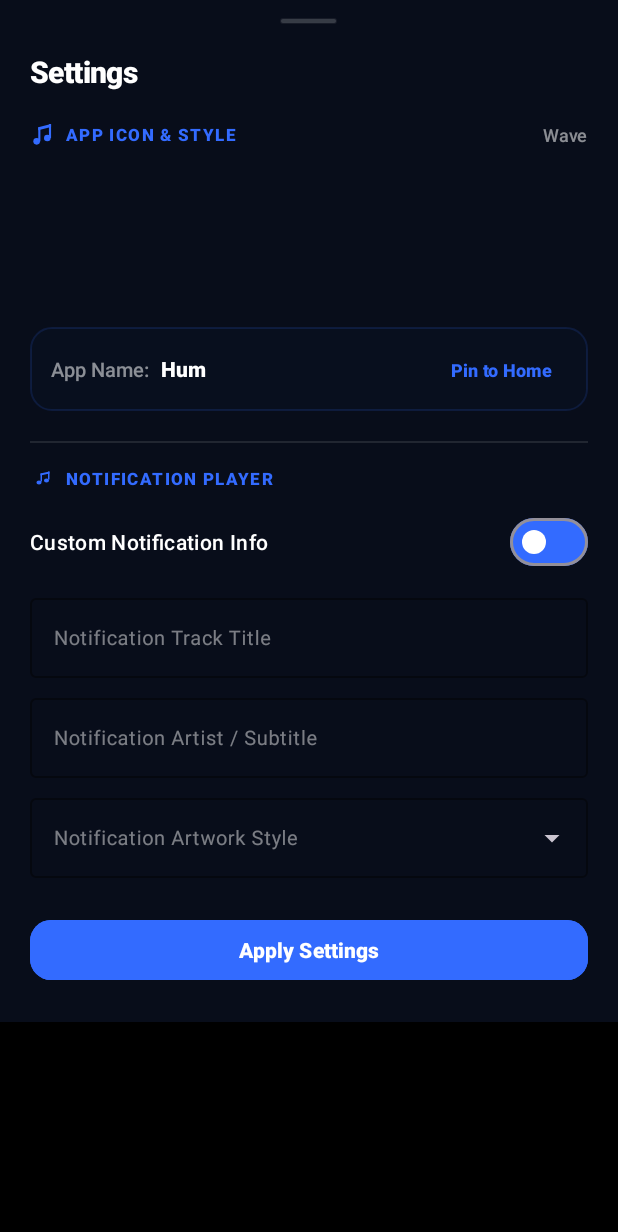
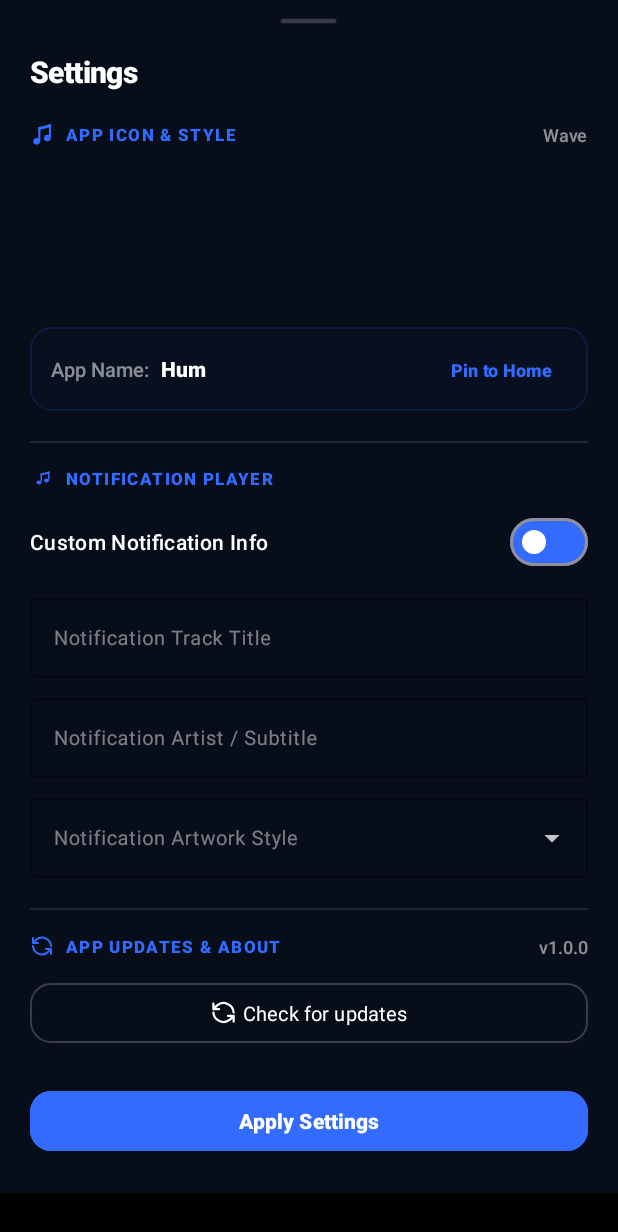
Before and after one commit to ritik125V/Hum, an Android app: the layout dialog_settings.xml on its own in the app's theme, with its tools: preview values and no code run, on a phone screen of 412 x 824 dp. Shown: the top 1232 px of the screen. Run offline under Robolectric (Android 15) with nearby library versions, the phone set to English and light mode, and no system bars.

Commit message:
feat(updates): add in-app version check and website verification on main

```diff
--- a/app/build.gradle.kts
+++ b/app/build.gradle.kts
@@ -52,6 +52,7 @@ android {
 
     buildFeatures {
         viewBinding = true
+        buildConfig = true
     }
 
     sourceSets {
--- a/app/src/main/java/com/bravemusic/player/ui/SettingsBottomSheet.kt
+++ b/app/src/main/java/com/bravemusic/player/ui/SettingsBottomSheet.kt
@@ -1,5 +1,7 @@
 package com.bravemusic.player.ui
 
+import android.content.Intent
+import android.net.Uri
 import android.os.Bundle
 import android.view.LayoutInflater
 import android.view.View
@@ -51,10 +53,25 @@ class SettingsBottomSheet(
 
         setupLauncherAndIcons()
         setupNotificationPlayer()
+        setupUpdatesSection()
 
         // Apply
         binding.btnSaveSettings.setOnClickListener {
             saveAllSettings()
+        }
+    }
+
+    private fun setupUpdatesSection() {
+        binding.tvCurrentVersion.text = "v${com.bravemusic.player.BuildConfig.VERSION_NAME}"
+        binding.btnCheckForUpdates.setOnClickListener {
+            val currentVersion = com.bravemusic.player.BuildConfig.VERSION_NAME
+            val updateUrl = "https://hum.r8r.in/?version=$currentVersion"
+            try {
+                val intent = Intent(Intent.ACTION_VIEW, Uri.parse(updateUrl))
+                startActivity(intent)
+            } catch (e: Exception) {
+                Toast.makeText(requireContext(), "Opening update link...", Toast.LENGTH_SHORT).show()
+            }
         }
     }
 
--- /dev/null
+++ b/app/src/main/res/drawable/ic_update.xml
@@ -0,0 +1,14 @@
+<?xml version="1.0" encoding="utf-8"?>
+<vector xmlns:android="http://schemas.android.com/apk/res/android"
+    android:width="24dp"
+    android:height="24dp"
+    android:viewportWidth="24"
+    android:viewportHeight="24">
+    <path
+        android:strokeColor="#FFFFFF"
+        android:strokeWidth="2"
+        android:strokeLineCap="round"
+        android:strokeLineJoin="round"
+        android:fillColor="#00000000"
+        android:pathData="M21,12 A9,9 0 0,0 6.34,5.64 L3,9 M3,4 v5 h5 M3,12 A9,9 0 0,0 17.66,18.36 L21,15 M21,20 v-5 h-5" />
+</vector>
--- a/app/src/main/res/layout/dialog_settings.xml
+++ b/app/src/main/res/layout/dialog_settings.xml
@@ -242,6 +242,66 @@
             </com.google.android.material.textfield.TextInputLayout>
         </LinearLayout>
 
+        <!-- Divider -->
+        <View
+            android:layout_width="match_parent"
+            android:layout_height="1dp"
+            android:layout_marginTop="20dp"
+            android:layout_marginBottom="16dp"
+            android:background="#1AFFFFFF" />
+
+        <!-- SECTION: APP UPDATES & ABOUT -->
+        <LinearLayout
+            android:layout_width="match_parent"
+            android:layout_height="wrap_content"
+            android:gravity="center_vertical"
+            android:orientation="horizontal">
+
+            <ImageView
+                android:layout_width="16dp"
+                android:layout_height="16dp"
+                android:src="@drawable/ic_update"
+                app:tint="@color/neon_coral"
+                android:contentDescription="Updates" />
+
+            <TextView
+                android:layout_width="0dp"
+                android:layout_height="wrap_content"
+                android:layout_marginStart="8dp"
+                android:layout_weight="1"
+                android:text="APP UPDATES &amp; ABOUT"
+                android:textColor="@color/neon_coral"
+                android:textSize="11sp"
+                android:fontFamily="sans-serif-black"
+                android:letterSpacing="0.08" />
+
+            <TextView
+                android:id="@+id/tvCurrentVersion"
+                android:layout_width="wrap_content"
+                android:layout_height="wrap_content"
+                android:text="v1.0.0"
+                android:textColor="#88FFFFFF"
+                android:textSize="12sp"
+                android:fontFamily="sans-serif-medium" />
+        </LinearLayout>
+
+        <com.google.android.material.button.MaterialButton
+            android:id="@+id/btnCheckForUpdates"
+            style="@style/Widget.Material3.Button.OutlinedButton"
+            android:layout_width="match_parent"
+            android:layout_height="48dp"
+            android:layout_marginTop="12dp"
+            android:text="Check for updates"
+            android:textColor="#FFFFFF"
+            android:textSize="13sp"
+            android:fontFamily="sans-serif-bold"
+            app:strokeColor="#33FFFFFF"
+            app:strokeWidth="1dp"
+            app:cornerRadius="14dp"
+            app:icon="@drawable/ic_update"
+            app:iconGravity="textStart"
+            app:iconTint="#FFFFFF" />
+
         <!-- Save Button -->
         <com.google.android.material.button.MaterialButton
             android:id="@+id/btnSaveSettings"
```
Also changed, not shown: 4 other files.
